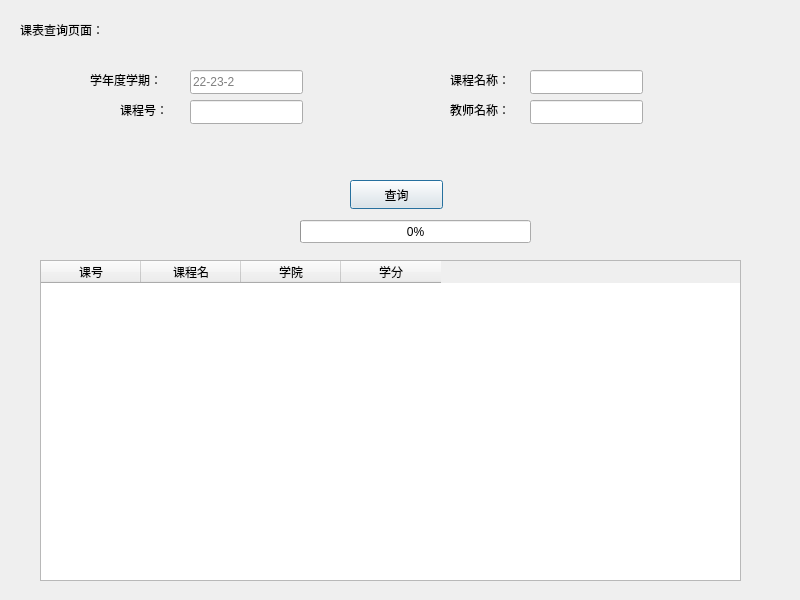
000lbh/PKUHelperAgain, file frontend/coursequerypage.ui: the form before one commit.
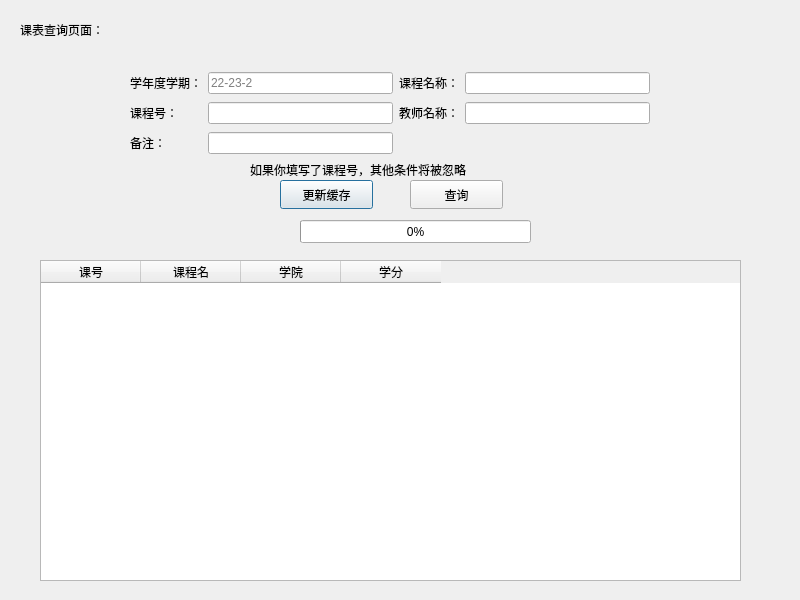
The form after the commit. Icons and pictures are not drawn.

Commit message: Database bug fix, support query from cache

What changed in the file:
```diff
--- a/frontend/coursequerypage.ui
+++ b/frontend/coursequerypage.ui
@@ -30,112 +30,17 @@
     <string>课表查询页面：</string>
    </property>
   </widget>
-  <widget class="QLineEdit" name="xndxqEdit">
+  <widget class="QPushButton" name="updateButton">
    <property name="geometry">
     <rect>
-     <x>190</x>
-     <y>70</y>
-     <width>113</width>
-     <height>24</height>
-    </rect>
-   </property>
-   <property name="placeholderText">
-    <string notr="true">22-23-2</string>
-   </property>
-  </widget>
-  <widget class="QLabel" name="label_2">
-   <property name="geometry">
-    <rect>
-     <x>90</x>
-     <y>70</y>
-     <width>91</width>
-     <height>20</height>
-    </rect>
-   </property>
-   <property name="text">
-    <string>学年度学期：</string>
-   </property>
-  </widget>
-  <widget class="QLineEdit" name="kcmcEdit">
-   <property name="geometry">
-    <rect>
-     <x>530</x>
-     <y>70</y>
-     <width>113</width>
-     <height>24</height>
-    </rect>
-   </property>
-  </widget>
-  <widget class="QLineEdit" name="kchEdit">
-   <property name="geometry">
-    <rect>
-     <x>190</x>
-     <y>100</y>
-     <width>113</width>
-     <height>24</height>
-    </rect>
-   </property>
-  </widget>
-  <widget class="QLineEdit" name="jsmcEdit">
-   <property name="geometry">
-    <rect>
-     <x>530</x>
-     <y>100</y>
-     <width>113</width>
-     <height>24</height>
-    </rect>
-   </property>
-  </widget>
-  <widget class="QLabel" name="label_3">
-   <property name="geometry">
-    <rect>
-     <x>450</x>
-     <y>70</y>
-     <width>69</width>
-     <height>20</height>
-    </rect>
-   </property>
-   <property name="text">
-    <string>课程名称：</string>
-   </property>
-  </widget>
-  <widget class="QLabel" name="label_4">
-   <property name="geometry">
-    <rect>
-     <x>120</x>
-     <y>100</y>
-     <width>69</width>
-     <height>20</height>
-    </rect>
-   </property>
-   <property name="text">
-    <string>课程号：</string>
-   </property>
-  </widget>
-  <widget class="QLabel" name="label_5">
-   <property name="geometry">
-    <rect>
-     <x>450</x>
-     <y>100</y>
-     <width>69</width>
-     <height>20</height>
-    </rect>
-   </property>
-   <property name="text">
-    <string>教师名称：</string>
-   </property>
-  </widget>
-  <widget class="QPushButton" name="pushButton">
-   <property name="geometry">
-    <rect>
-     <x>350</x>
+     <x>280</x>
      <y>180</y>
      <width>93</width>
      <height>29</height>
     </rect>
    </property>
    <property name="text">
-    <string>查询</string>
+    <string>更新缓存</string>
    </property>
   </widget>
   <widget class="QLabel" name="rsult_overview">
@@ -194,6 +99,98 @@
     </property>
    </column>
   </widget>
+  <widget class="QPushButton" name="queryButton">
+   <property name="geometry">
+    <rect>
+     <x>410</x>
+     <y>180</y>
+     <width>93</width>
+     <height>29</height>
+    </rect>
+   </property>
+   <property name="text">
+    <string>查询</string>
+   </property>
+  </widget>
+  <widget class="QLabel" name="label_7">
+   <property name="geometry">
+    <rect>
+     <x>250</x>
+     <y>160</y>
+     <width>401</width>
+     <height>20</height>
+    </rect>
+   </property>
+   <property name="text">
+    <string>如果你填写了课程号，其他条件将被忽略</string>
+   </property>
+  </widget>
+  <widget class="QWidget" name="">
+   <property name="geometry">
+    <rect>
+     <x>130</x>
+     <y>70</y>
+     <width>520</width>
+     <height>88</height>
+    </rect>
+   </property>
+   <layout class="QGridLayout" name="gridLayout">
+    <item row="0" column="0">
+     <widget class="QLabel" name="label_2">
+      <property name="text">
+       <string>学年度学期：</string>
+      </property>
+     </widget>
+    </item>
+    <item row="0" column="3">
+     <widget class="QLineEdit" name="kcmcEdit"/>
+    </item>
+    <item row="0" column="2">
+     <widget class="QLabel" name="label_3">
+      <property name="text">
+       <string>课程名称：</string>
+      </property>
+     </widget>
+    </item>
+    <item row="1" column="0">
+     <widget class="QLabel" name="label_4">
+      <property name="text">
+       <string>课程号：</string>
+      </property>
+     </widget>
+    </item>
+    <item row="1" column="3">
+     <widget class="QLineEdit" name="jsmcEdit"/>
+    </item>
+    <item row="0" column="1">
+     <widget class="QLineEdit" name="xndxqEdit">
+      <property name="placeholderText">
+       <string notr="true">22-23-2</string>
+      </property>
+     </widget>
+    </item>
+    <item row="1" column="2">
+     <widget class="QLabel" name="label_5">
+      <property name="text">
+       <string>教师名称：</string>
+      </property>
+     </widget>
+    </item>
+    <item row="1" column="1">
+     <widget class="QLineEdit" name="kchEdit"/>
+    </item>
+    <item row="2" column="0">
+     <widget class="QLabel" name="label_6">
+      <property name="text">
+       <string>备注：</string>
+      </property>
+     </widget>
+    </item>
+    <item row="2" column="1">
+     <widget class="QLineEdit" name="remarkEdit"/>
+    </item>
+   </layout>
+  </widget>
  </widget>
  <resources>
   <include location="../res.qrc"/>
```
The commit also changes 6 other files.
